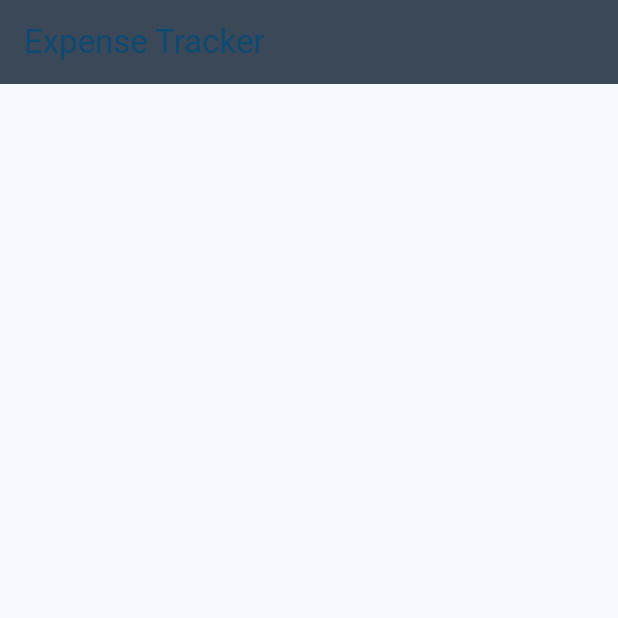
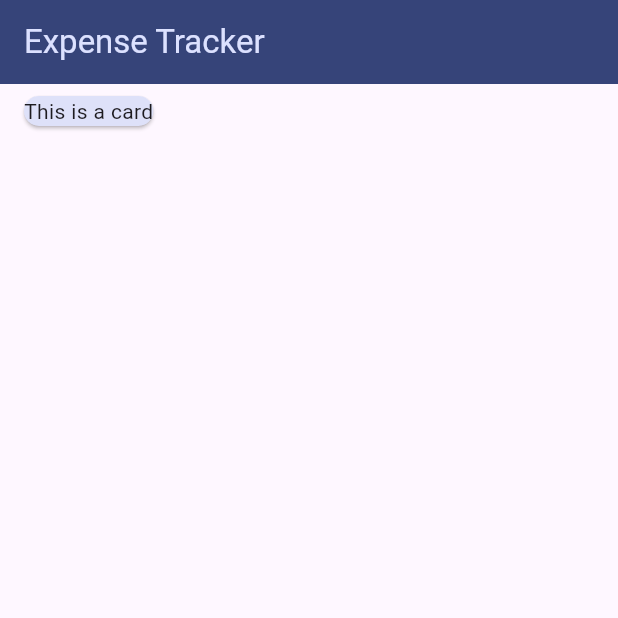
Before and after one commit to ishanahmad90/expense_tracker, a Flutter app: the screen it shows after launch, on a phone screen of 412 x 824 dp, the top half of it. Run offline on Flutter 3.47's test engine with Material 3 defaults, Android fonts, the phone set to English and light mode, and no system bars.

Commit message:
Update code

```diff
--- a/lib/app.dart
+++ b/lib/app.dart
@@ -3,11 +3,11 @@ import 'package:flutter/material.dart';
 
 final ColorScheme kColorScheme = ColorScheme.fromSeed(
     brightness: Brightness.light,
-    seedColor: const Color.fromARGB(255, 10, 42, 65));
+    seedColor: const Color.fromARGB(255, 62, 105, 245));
 
 final ColorScheme kColorSchemeDark = ColorScheme.fromSeed(
     brightness: Brightness.dark,
-    seedColor: const Color.fromARGB(255, 55, 153, 223));
+    seedColor: const Color.fromARGB(255, 138, 152, 154));
 
 class MyApp extends StatelessWidget {
   const MyApp({super.key});
@@ -18,13 +18,20 @@ class MyApp extends StatelessWidget {
       debugShowCheckedModeBanner: false,
       title: 'Expense Tracker',
       darkTheme: ThemeData.dark().copyWith(
-        colorScheme: kColorSchemeDark,
-      ),
-      theme: ThemeData(
+          colorScheme: kColorSchemeDark,
+          appBarTheme: const AppBarTheme().copyWith(
+            backgroundColor: kColorSchemeDark.onPrimaryContainer,
+            foregroundColor: kColorSchemeDark.primaryContainer,
+          )),
+      theme: ThemeData().copyWith(
           colorScheme: kColorScheme,
           appBarTheme: const AppBarTheme().copyWith(
-            backgroundColor: kColorScheme.onSecondaryContainer,
-            foregroundColor: kColorScheme.onPrimaryContainer,
+            backgroundColor: kColorScheme.onPrimaryContainer,
+            foregroundColor: kColorScheme.primaryContainer,
+          ),
+          cardTheme: CardTheme().copyWith(
+            color: kColorScheme.secondaryContainer,
+            margin: const EdgeInsets.symmetric(horizontal: 16, vertical: 8),
           )),
       home: const ExpenseScreen(),
     );
--- a/lib/screens/expens_screen.dart
+++ b/lib/screens/expens_screen.dart
@@ -6,9 +6,15 @@ class ExpenseScreen extends StatelessWidget {
   @override
   Widget build(BuildContext context) {
     return Scaffold(
-      appBar: AppBar(
-        title: const Text("Expense Tracker"),
-      ),
-    );
+        appBar: AppBar(
+          title: const Text("Expense Tracker"),
+        ),
+        body: const Column(
+          children: [
+            Card(
+              child: const Text("This is a card"),
+            ),
+          ],
+        ));
   }
 }
```
